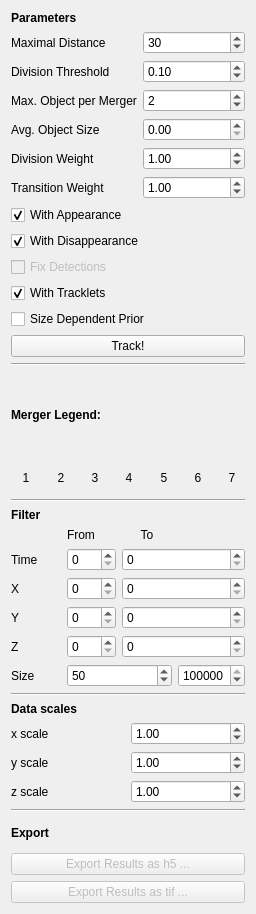
Above: ilastik/applets/tracking/conservation/drawer.ui from ilastik/ilastik before the change. Below: the same form after it.
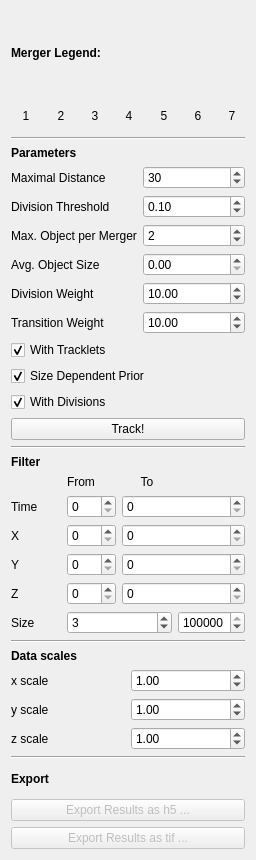
That is the form after the change.

Commit message: conservation tracking: made divisions optional

What changed in the file:
```diff
--- a/ilastik/applets/tracking/conservation/drawer.ui
+++ b/ilastik/applets/tracking/conservation/drawer.ui
@@ -7,7 +7,7 @@
     <x>0</x>
     <y>0</y>
     <width>256</width>
-    <height>914</height>
+    <height>860</height>
    </rect>
   </property>
   <property name="sizePolicy">
@@ -32,6 +32,281 @@
    <string>Form</string>
   </property>
   <layout class="QVBoxLayout" name="verticalLayout_4">
+   <item>
+    <widget class="QLabel" name="label_4">
+     <property name="font">
+      <font>
+       <weight>75</weight>
+       <bold>true</bold>
+      </font>
+     </property>
+     <property name="text">
+      <string>Merger Legend:</string>
+     </property>
+    </widget>
+   </item>
+   <item>
+    <layout class="QHBoxLayout" name="horizontalLayout_2">
+     <item>
+      <widget class="QLabel" name="merg1">
+       <property name="minimumSize">
+        <size>
+         <width>30</width>
+         <height>30</height>
+        </size>
+       </property>
+       <property name="maximumSize">
+        <size>
+         <width>30</width>
+         <height>30</height>
+        </size>
+       </property>
+       <property name="layoutDirection">
+        <enum>Qt::LeftToRight</enum>
+       </property>
+       <property name="autoFillBackground">
+        <bool>false</bool>
+       </property>
+       <property name="styleSheet">
+        <string notr="true"/>
+       </property>
+       <property name="text">
+        <string>1</string>
+       </property>
+       <property name="textFormat">
+        <enum>Qt::AutoText</enum>
+       </property>
+       <property name="alignment">
+        <set>Qt::AlignCenter</set>
+       </property>
+      </widget>
+     </item>
+     <item>
+      <widget class="QLabel" name="merg2">
+       <property name="minimumSize">
+        <size>
+         <width>30</width>
+         <height>30</height>
+        </size>
+       </property>
+       <property name="maximumSize">
+        <size>
+         <width>30</width>
+         <height>30</height>
+        </size>
+       </property>
+       <property name="layoutDirection">
+        <enum>Qt::LeftToRight</enum>
+       </property>
+       <property name="autoFillBackground">
+        <bool>false</bool>
+       </property>
+       <property name="styleSheet">
+        <string notr="true"/>
+       </property>
+       <property name="text">
+        <string>2</string>
+       </property>
+       <property name="textFormat">
+        <enum>Qt::AutoText</enum>
+       </property>
+       <property name="alignment">
+        <set>Qt::AlignCenter</set>
+       </property>
+      </widget>
+     </item>
+     <item>
+      <widget class="QLabel" name="merg3">
+       <property name="minimumSize">
+        <size>
+         <width>30</width>
+         <height>30</height>
+        </size>
+       </property>
+       <property name="maximumSize">
+        <size>
+         <width>30</width>
+         <height>30</height>
+        </size>
+       </property>
+       <property name="layoutDirection">
+        <enum>Qt::LeftToRight</enum>
+       </property>
+       <property name="autoFillBackground">
+        <bool>false</bool>
+       </property>
+       <property name="styleSheet">
+        <string notr="true"/>
+       </property>
+       <property name="text">
+        <string>3</string>
+       </property>
+       <property name="textFormat">
+        <enum>Qt::AutoText</enum>
+       </property>
+       <property name="alignment">
+        <set>Qt::AlignCenter</set>
+       </property>
+      </widget>
+     </item>
+     <item>
+      <widget class="QLabel" name="merg4">
+       <property name="minimumSize">
+        <size>
+         <width>30</width>
+         <height>30</height>
+        </size>
+       </property>
+       <property name="maximumSize">
+        <size>
+         <width>30</width>
+         <height>30</height>
+        </size>
+       </property>
+       <property name="layoutDirection">
+        <enum>Qt::LeftToRight</enum>
+       </property>
+       <property name="autoFillBackground">
+        <bool>false</bool>
+       </property>
+       <property name="styleSheet">
+        <string notr="true"/>
+       </property>
+       <property name="text">
+        <string>4</string>
+       </property>
+       <property name="textFormat">
+        <enum>Qt::AutoText</enum>
+       </property>
+       <property name="alignment">
+        <set>Qt::AlignCenter</set>
+       </property>
+      </widget>
+     </item>
+     <item>
+      <widget class="QLabel" name="merg5">
+       <property name="minimumSize">
+        <size>
+         <width>30</width>
+         <height>30</height>
+        </size>
+       </property>
+       <property name="maximumSize">
+        <size>
+         <width>30</width>
+         <height>30</height>
+        </size>
+       </property>
+       <property name="layoutDirection">
+        <enum>Qt::LeftToRight</enum>
+       </property>
+       <property name="autoFillBackground">
+        <bool>false</bool>
+       </property>
+       <property name="styleSheet">
+        <string notr="true"/>
+       </property>
+       <property name="text">
+        <string>5</string>
+       </property>
+       <property name="textFormat">
+        <enum>Qt::AutoText</enum>
+       </property>
+       <property name="alignment">
+        <set>Qt::AlignCenter</set>
+       </property>
+      </widget>
+     </item>
+     <item>
+      <widget class="QLabel" name="merg6">
+       <property name="minimumSize">
+        <size>
+         <width>30</width>
+         <height>30</height>
+        </size>
+       </property>
+       <property name="maximumSize">
+        <size>
+         <width>30</width>
+         <height>30</height>
+        </size>
+       </property>
+       <property name="layoutDirection">
+        <enum>Qt::LeftToRight</enum>
+       </property>
+       <property name="autoFillBackground">
+        <bool>false</bool>
+       </property>
+       <property name="styleSheet">
+        <string notr="true"/>
+       </property>
+       <property name="text">
+        <string>6</string>
+       </property>
+       <property name="textFormat">
+        <enum>Qt::AutoText</enum>
+       </property>
+       <property name="alignment">
+        <set>Qt::AlignCenter</set>
+       </property>
+      </widget>
+     </item>
+     <item>
+      <widget class="QLabel" name="merg7">
+       <property name="minimumSize">
+        <size>
+         <width>30</width>
+         <height>30</height>
+        </size>
+       </property>
+       <property name="maximumSize">
+        <size>
+         <width>30</width>
+         <height>30</height>
+        </size>
+       </property>
+       <property name="layoutDirection">
+        <enum>Qt::LeftToRight</enum>
+       </property>
+       <property name="autoFillBackground">
+        <bool>false</bool>
+       </property>
+       <property name="styleSheet">
+        <string notr="true"/>
+       </property>
+       <property name="text">
+        <string>7</string>
+       </property>
+       <property name="textFormat">
+        <enum>Qt::AutoText</enum>
+       </property>
+       <property name="alignment">
+        <set>Qt::AlignCenter</set>
+       </property>
+      </widget>
+     </item>
+     <item>
+      <spacer name="horizontalSpacer">
+       <property name="orientation">
+        <enum>Qt::Horizontal</enum>
+       </property>
+       <property name="sizeHint" stdset="0">
+        <size>
+         <width>40</width>
+         <height>20</height>
+        </size>
+       </property>
+      </spacer>
+     </item>
+    </layout>
+   </item>
+   <item>
+    <widget class="Line" name="line_4">
+     <property name="orientation">
+      <enum>Qt::Horizontal</enum>
+     </property>
+    </widget>
+   </item>
    <item>
     <layout class="QVBoxLayout" name="verticalLayout">
      <item>
@@ -132,15 +407,21 @@
        </item>
        <item row="5" column="1">
         <widget class="QDoubleSpinBox" name="divWeightBox">
+         <property name="maximum">
+          <double>300.000000000000000</double>
+         </property>
          <property name="value">
-          <double>1.000000000000000</double>
+          <double>10.000000000000000</double>
          </property>
         </widget>
        </item>
        <item row="6" column="1">
         <widget class="QDoubleSpinBox" name="transWeightBox">
+         <property name="maximum">
+          <double>300.000000000000000</double>
+         </property>
          <property name="value">
-          <double>1.000000000000000</double>
+          <double>10.000000000000000</double>
          </property>
         </widget>
        </item>
@@ -153,36 +434,6 @@
        </item>
       </layout>
      </item>
-     <item>
-      <widget class="QCheckBox" name="appBox">
-       <property name="text">
-        <string>With Appearance</string>
-       </property>
-       <property name="checked">
-        <bool>true</bool>
-       </property>
-      </widget>
-     </item>
-     <item>
-      <widget class="QCheckBox" name="disappBox">
-       <property name="text">
-        <string>With Disappearance</string>
-       </property>
-       <property name="checked">
-        <bool>true</bool>
-       </property>
-      </widget>
-     </item>
-     <item>
-      <widget class="QCheckBox" name="fixDetectionsBox">
-       <property name="enabled">
-        <bool>false</bool>
-       </property>
-       <property name="text">
-        <string>Fix Detections</string>
-       </property>
-      </widget>
-     </item>
      <item>
       <widget class="QCheckBox" name="trackletsBox">
        <property name="text">
@@ -198,6 +449,19 @@
        <property name="text">
         <string>Size Dependent Prior</string>
        </property>
+       <property name="checked">
+        <bool>true</bool>
+       </property>
+      </widget>
+     </item>
+     <item>
+      <widget class="QCheckBox" name="divisionsBox">
+       <property name="text">
+        <string>With Divisions</string>
+       </property>
+       <property name="checked">
+        <bool>true</bool>
+       </property>
       </widget>
      </item>
      <item>
@@ -212,281 +476,6 @@
      </item>
     </layout>
    </item>
-   <item>
-    <widget class="Line" name="line_4">
-     <property name="orientation">
-      <enum>Qt::Horizontal</enum>
-     </property>
-    </widget>
-   </item>
-   <item>
-    <widget class="QLabel" name="label_4">
-     <property name="font">
-      <font>
-       <weight>75</weight>
-       <bold>true</bold>
-      </font>
-     </property>
-     <property name="text">
-      <string>Merger Legend:</string>
-     </property>
-    </widget>
-   </item>
-   <item>
-    <layout class="QHBoxLayout" name="horizontalLayout_2">
-     <item>
-      <widget class="QLabel" name="merg1">
-       <property name="minimumSize">
-        <size>
-         <width>30</width>
-         <height>30</height>
-        </size>
-       </property>
-       <property name="maximumSize">
-        <size>
-         <width>30</width>
-         <height>30</height>
-        </size>
-       </property>
-       <property name="layoutDirection">
-        <enum>Qt::LeftToRight</enum>
-       </property>
-       <property name="autoFillBackground">
-        <bool>false</bool>
-       </property>
-       <property name="styleSheet">
-        <string notr="true"/>
-       </property>
-       <property name="text">
-        <string>1</string>
-       </property>
-       <property name="textFormat">
-        <enum>Qt::AutoText</enum>
-       </property>
-       <property name="alignment">
-        <set>Qt::AlignCenter</set>
-       </property>
-      </widget>
-     </item>
-     <item>
-      <widget class="QLabel" name="merg2">
-       <property name="minimumSize">
-        <size>
-         <width>30</width>
-         <height>30</height>
-        </size>
-       </property>
-       <property name="maximumSize">
-        <size>
-         <width>30</width>
-         <height>30</height>
-        </size>
-       </property>
-       <property name="layoutDirection">
-        <enum>Qt::LeftToRight</enum>
-       </property>
-       <property name="autoFillBackground">
-        <bool>false</bool>
-       </property>
-       <property name="styleSheet">
-        <string notr="true"/>
-       </property>
-       <property name="text">
-        <string>2</string>
-       </property>
-       <property name="textFormat">
-        <enum>Qt::AutoText</enum>
-       </property>
-       <property name="alignment">
-        <set>Qt::AlignCenter</set>
-       </property>
-      </widget>
-     </item>
-     <item>
-      <widget class="QLabel" name="merg3">
-       <property name="minimumSize">
-        <size>
-         <width>30</width>
-         <height>30</height>
-        </size>
-       </property>
-       <property name="maximumSize">
-        <size>
-         <width>30</width>
-         <height>30</height>
-        </size>
-       </property>
-       <property name="layoutDirection">
-        <enum>Qt::LeftToRight</enum>
-       </property>
-       <property name="autoFillBackground">
-        <bool>false</bool>
-       </property>
-       <property name="styleSheet">
-        <string notr="true"/>
-       </property>
-       <property name="text">
-        <string>3</string>
-       </property>
-       <property name="textFormat">
-        <enum>Qt::AutoText</enum>
-       </property>
-       <property name="alignment">
-        <set>Qt::AlignCenter</set>
-       </property>
-      </widget>
-     </item>
-     <item>
-      <widget class="QLabel" name="merg4">
-       <property name="minimumSize">
-        <size>
-         <width>30</width>
-         <height>30</height>
-        </size>
-       </property>
-       <property name="maximumSize">
-        <size>
-         <width>30</width>
-         <height>30</height>
-        </size>
-       </property>
-       <property name="layoutDirection">
-        <enum>Qt::LeftToRight</enum>
-       </property>
-       <property name="autoFillBackground">
-        <bool>false</bool>
-       </property>
-       <property name="styleSheet">
-        <string notr="true"/>
-       </property>
-       <property name="text">
-        <string>4</string>
-       </property>
-       <property name="textFormat">
-        <enum>Qt::AutoText</enum>
-       </property>
-       <property name="alignment">
-        <set>Qt::AlignCenter</set>
-       </property>
-      </widget>
-     </item>
-     <item>
-      <widget class="QLabel" name="merg5">
-       <property name="minimumSize">
-        <size>
-         <width>30</width>
-         <height>30</height>
-        </size>
-       </property>
-       <property name="maximumSize">
-        <size>
-         <width>30</width>
-         <height>30</height>
-        </size>
-       </property>
-       <property name="layoutDirection">
-        <enum>Qt::LeftToRight</enum>
-       </property>
-       <property name="autoFillBackground">
-        <bool>false</bool>
-       </property>
-       <property name="styleSheet">
-        <string notr="true"/>
-       </property>
-       <property name="text">
-        <string>5</string>
-       </property>
-       <property name="textFormat">
-        <enum>Qt::AutoText</enum>
-       </property>
-       <property name="alignment">
-        <set>Qt::AlignCenter</set>
-       </property>
-      </widget>
-     </item>
-     <item>
-      <widget class="QLabel" name="merg6">
-       <property name="minimumSize">
-        <size>
-         <width>30</width>
-         <height>30</height>
-        </size>
-       </property>
-       <property name="maximumSize">
-        <size>
-         <width>30</width>
-         <height>30</height>
-        </size>
-       </property>
-       <property name="layoutDirection">
-        <enum>Qt::LeftToRight</enum>
-       </property>
-       <property name="autoFillBackground">
-        <bool>false</bool>
-       </property>
-       <property name="styleSheet">
-        <string notr="true"/>
-       </property>
-       <property name="text">
-        <string>6</string>
-       </property>
-       <property name="textFormat">
-        <enum>Qt::AutoText</enum>
-       </property>
-       <property name="alignment">
-        <set>Qt::AlignCenter</set>
-       </property>
-      </widget>
-     </item>
-     <item>
-      <widget class="QLabel" name="merg7">
-       <property name="minimumSize">
-        <size>
-         <width>30</width>
-         <height>30</height>
-        </size>
-       </property>
-       <property name="maximumSize">
-        <size>
-         <width>30</width>
-         <height>30</height>
-        </size>
-       </property>
-       <property name="layoutDirection">
-        <enum>Qt::LeftToRight</enum>
-       </property>
-       <property name="autoFillBackground">
-        <bool>false</bool>
-       </property>
-       <property name="styleSheet">
-        <string notr="true"/>
-       </property>
-       <property name="text">
-        <string>7</string>
-       </property>
-       <property name="textFormat">
-        <enum>Qt::AutoText</enum>
-       </property>
-       <property name="alignment">
-        <set>Qt::AlignCenter</set>
-       </property>
-      </widget>
-     </item>
-     <item>
-      <spacer name="horizontalSpacer">
-       <property name="orientation">
-        <enum>Qt::Horizontal</enum>
-       </property>
-       <property name="sizeHint" stdset="0">
-        <size>
-         <width>40</width>
-         <height>20</height>
-        </size>
-       </property>
-      </spacer>
-     </item>
-    </layout>
-   </item>
    <item>
     <widget class="Line" name="line">
      <property name="orientation">
@@ -550,7 +539,7 @@
           <number>100000</number>
          </property>
          <property name="value">
-          <number>50</number>
+          <number>3</number>
          </property>
         </widget>
        </item>
```
The commit also changes 2 other files.
